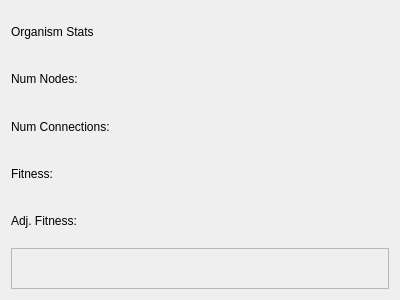
Qt form pygui/organism_diagnostics.ui (ArtificialEvolvingWorld/neural-net-tests) before a commit.
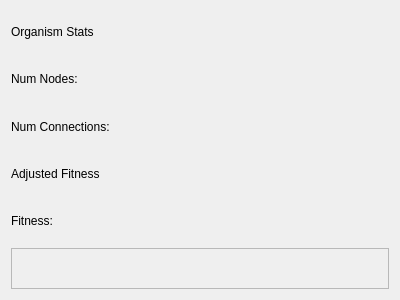
The same form after that commit.

Commit message: Added new textual diagnostic information to the population/species/organism diagnostic windows. Added support for CPPN node types, which currently displays node types as different colors (add labels). Added Regression1D fitness function.

```diff
--- a/pygui/organism_diagnostics.ui
+++ b/pygui/organism_diagnostics.ui
@@ -49,29 +49,15 @@
      </property>
     </widget>
    </item>
-   <item row="3" column="0">
+   <item row="4" column="0">
     <widget class="QLabel" name="label_4">
      <property name="text">
       <string>Fitness:</string>
      </property>
     </widget>
    </item>
-   <item row="3" column="1">
-    <widget class="QLabel" name="fitness">
-     <property name="text">
-      <string/>
-     </property>
-    </widget>
-   </item>
-   <item row="4" column="0">
-    <widget class="QLabel" name="label_5">
-     <property name="text">
-      <string>Adj. Fitness:</string>
-     </property>
-    </widget>
-   </item>
    <item row="4" column="1">
-    <widget class="QLabel" name="adj_fitness">
+    <widget class="QLabel" name="fitness">
      <property name="text">
       <string/>
      </property>
@@ -87,6 +73,20 @@
      </property>
     </widget>
    </item>
+   <item row="3" column="0">
+    <widget class="QLabel" name="label_5">
+     <property name="text">
+      <string>Adjusted Fitness</string>
+     </property>
+    </widget>
+   </item>
+   <item row="3" column="1">
+    <widget class="QLabel" name="adj_fitness">
+     <property name="text">
+      <string/>
+     </property>
+    </widget>
+   </item>
   </layout>
  </widget>
  <resources/>
```
Left out of the diff: 16 changed lines with no effect on the pictures. The commit also changes 9 other files.
